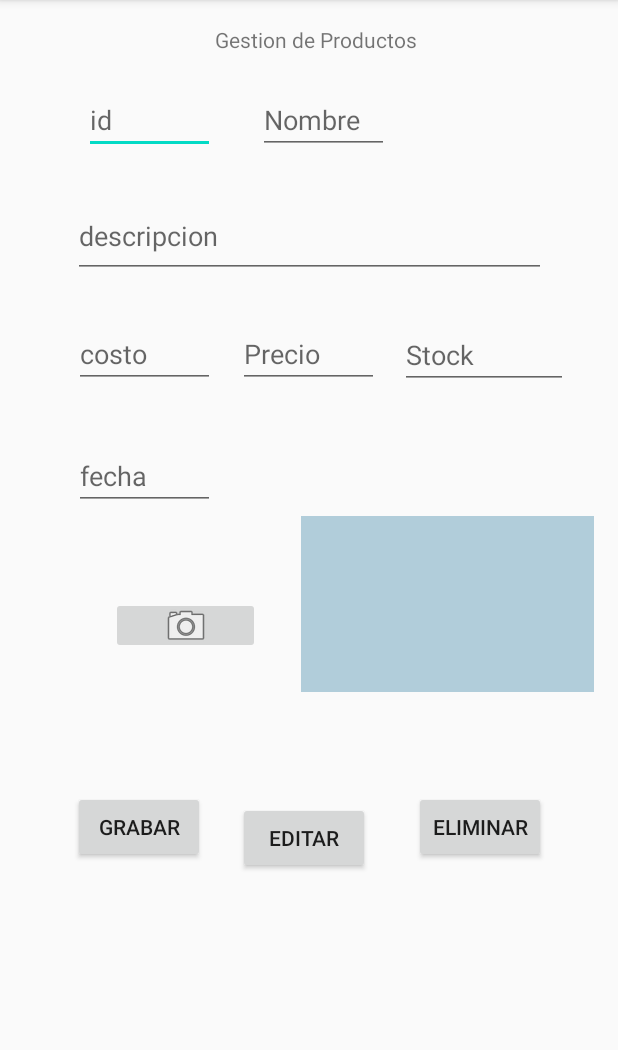
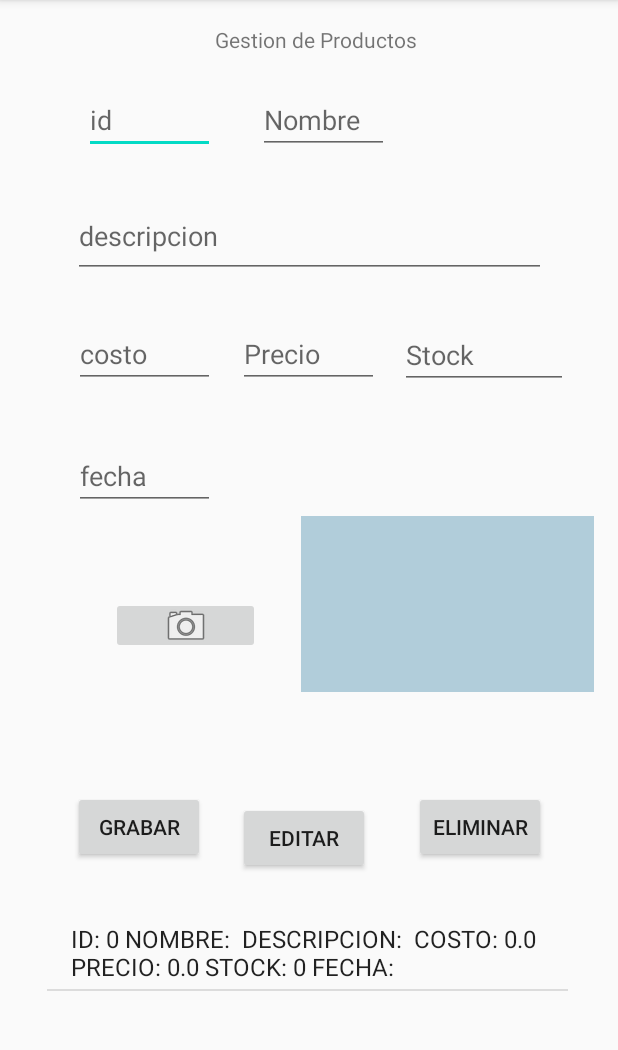
Before and after one commit to williamtocto/EXAMEN_FINAL, an Android app: the screen it shows after launch (MainActivity), after a tap on "GRABAR", on a phone screen of 412 x 824 dp, the part 84-1134 px from its top. Run offline under Robolectric (Android 15) with nearby library versions, the phone set to English and light mode, and no system bars; 4 statements that could not run were skipped.

Commit message:
EXAMEN 4

```diff
--- a/app/src/main/java/com/example/camaram/MainActivity.java
+++ b/app/src/main/java/com/example/camaram/MainActivity.java
@@ -186,6 +186,8 @@ public class MainActivity extends AppCompatActivity {
     public  void actualizar(){
         lista.clear();
         listar();
+        arrayAdapter = new ArrayAdapter(this, android.R.layout.simple_list_item_1, datos);
+        listViewcliente.setAdapter(arrayAdapter);
         arrayAdapter.notifyDataSetChanged();
     }
 
```
